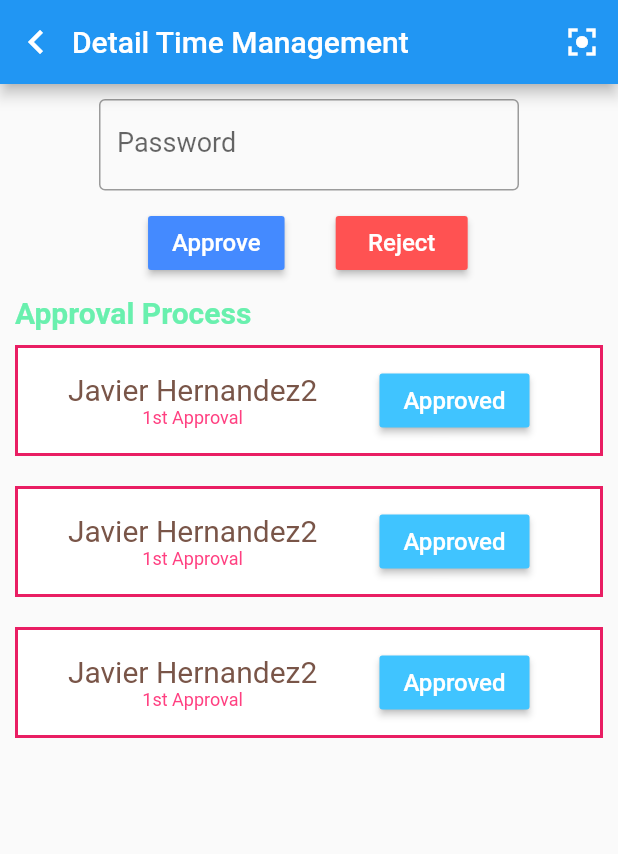
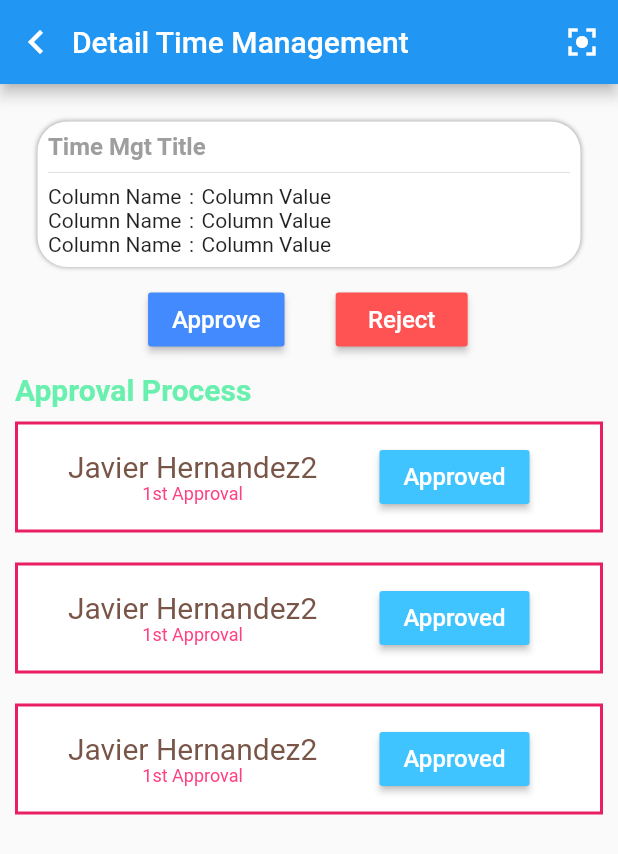
Before and after one commit to umam18/TEA, a Flutter app: the DetailTimePage screen opened directly, on a phone screen of 412 x 824 dp. Shown: the top 854 px of the screen. Run offline on Flutter 3.47's test engine with Material 2 defaults, Android fonts, the phone set to English and light mode, and no system bars; our stand-ins replace font_awesome_flutter.

Commit message:
Add new card for Detail Time

```diff
--- a/lib/Detail_Time.dart
+++ b/lib/Detail_Time.dart
@@ -53,20 +53,60 @@ class _State extends State<DetailTimePage> {
                 // crossAxisAlignment: CrossAxisAlignment.center,
                 children: <Widget>[
                   Container(
-                    width: 300,
-                    padding: EdgeInsets.fromLTRB(10, 10, 10, 0),
-                    child: TextField(
-                      style: new TextStyle(
-                        fontSize: 18.0,
-                      ),
-                      obscureText: true,
-                      controller: passwordController,
-                      decoration: InputDecoration(
-                        border: OutlineInputBorder(),
-                        labelText: 'Password',
-                      ),
-                    ),
-                  ),
+                      margin: EdgeInsets.fromLTRB(25.0, 25.0, 25.0, 0.0),
+                      decoration: BoxDecoration(
+                          color: Colors.white,
+                          borderRadius: BorderRadius.circular(20.0),
+                          boxShadow: [
+                            BoxShadow(blurRadius: 2.0, color: Colors.grey)
+                          ]),
+                      child: Container(
+                        padding: EdgeInsets.all(7.0),
+                        child: Column(
+                          mainAxisAlignment: MainAxisAlignment.center,
+                          children: [
+                            Row(
+                              children: [
+                                Text(
+                                  'Time Mgt Title',
+                                  style: TextStyle(
+                                      fontSize: 16.0,
+                                      fontWeight: FontWeight.bold,
+                                      color: Colors.grey),
+                                )
+                              ],
+                            ),
+                            Divider(),
+                            Row(
+                              children: [
+                                Text('Column Name'),
+                                SizedBox(width: 5.0),
+                                Text(':'),
+                                SizedBox(width: 5.0),
+                                Text('Column Value'),
+                              ],
+                            ),
+                            Row(
+                              children: [
+                                Text('Column Name'),
+                                SizedBox(width: 5.0),
+                                Text(':'),
+                                SizedBox(width: 5.0),
+                                Text('Column Value'),
+                              ],
+                            ),
+                            Row(
+                              children: [
+                                Text('Column Name'),
+                                SizedBox(width: 5.0),
+                                Text(':'),
+                                SizedBox(width: 5.0),
+                                Text('Column Value'),
+                              ],
+                            ),
+                          ],
+                        ),
+                      )),
                   Row(
                     mainAxisAlignment: MainAxisAlignment.spaceEvenly,
                     children: [
```
